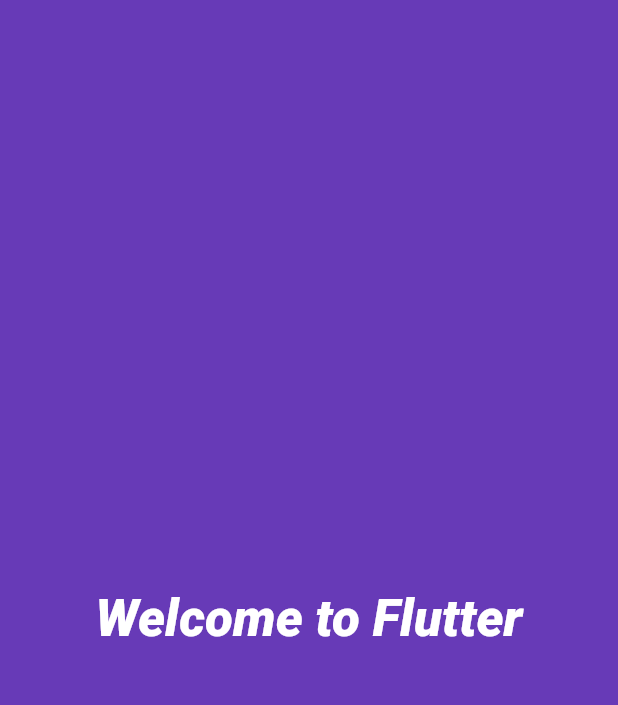
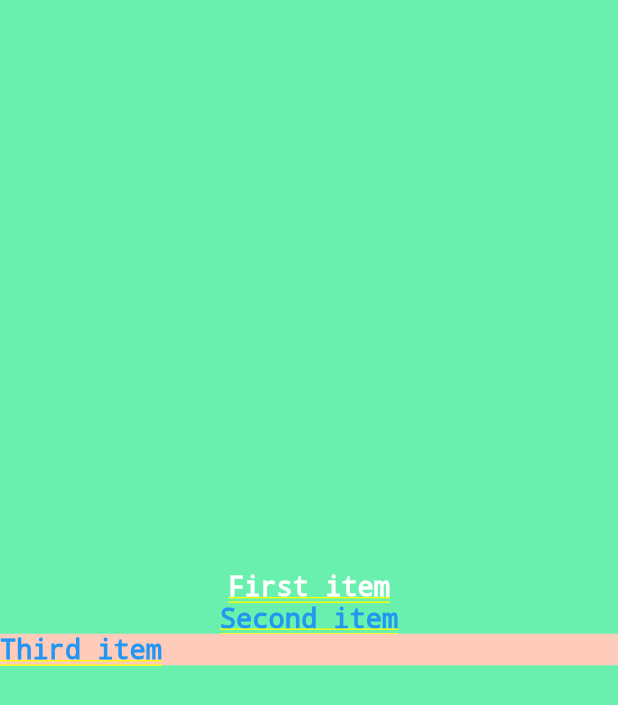
Before and after one commit to godfredcs/hello_flutter, a Flutter app: the screen it shows after launch, on a phone screen of 412 x 824 dp. Shown: the top 705 px of the screen. Run offline on Flutter 3.47's test engine with Material 2 defaults, Android fonts, the phone set to English and light mode, and no system bars.

Commit message:
Learned about containers

```diff
--- a/lib/main.dart
+++ b/lib/main.dart
@@ -1,11 +1,14 @@
 import "package:flutter/material.dart";
 import "./ui/welcome_home.dart";
+import "./ui/home.dart";
 
 void main() {
   runApp(
     new MaterialApp(
-      title: "Welcome Screen",
-      home: new Welcome()
+      /* title: "Welcome Screen",
+      home: new Welcome() */
+      title: "Home Screen",
+      home: new Home()
     )
   );
 }
--- /dev/null
+++ b/lib/ui/home.dart
@@ -0,0 +1,28 @@
+import 'package:flutter/material.dart';
+
+class Home extends StatelessWidget {
+  @override
+  Widget build(BuildContext context) {
+    return new Container(
+      color: Colors.greenAccent,
+      alignment: Alignment.center,
+
+      child: new Column(
+        mainAxisAlignment: MainAxisAlignment.center,
+
+        children: <Widget>[
+          new Text("First item", textDirection: TextDirection.ltr, style: new TextStyle(color: Colors.white, fontSize: 18.0)),
+
+          new Text("Second item", textDirection: TextDirection.ltr, style: new TextStyle(color: Colors.blue, fontSize: 18.0)),
+
+          new Container(
+            color: Colors.deepOrange.shade100,
+            alignment: Alignment.bottomLeft,
+            child: new Text("Third item", textDirection: TextDirection.ltr, style: new TextStyle(color: Colors.blue, fontSize: 18.0))
+          )
+        ],
+      )
+    );
+  }
+
+}
```
Also changed, not shown: 1 other file.
